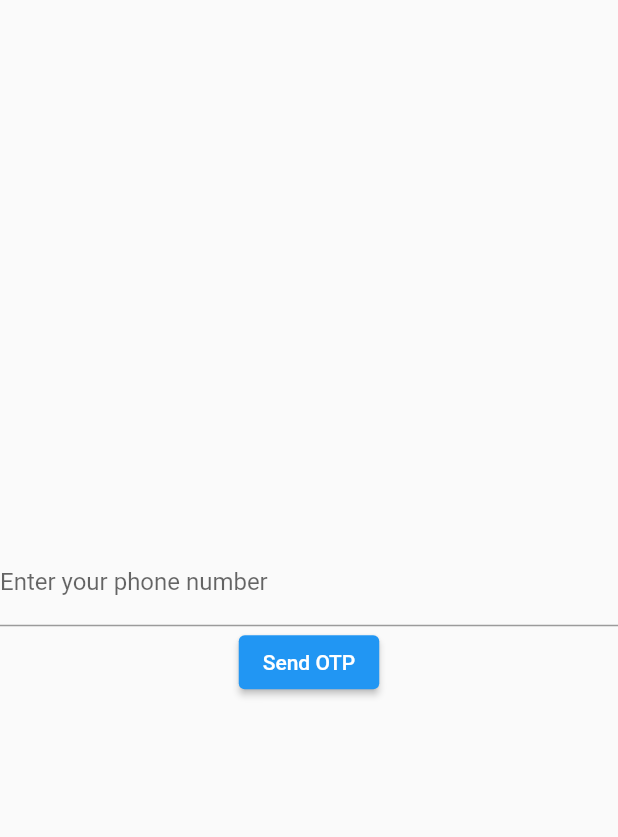
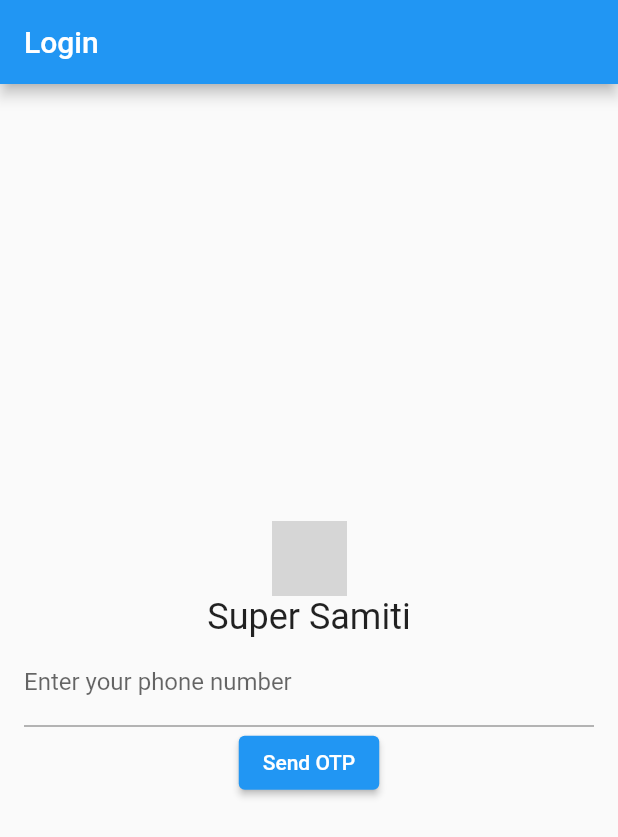
Before and after one commit to onubiswas/samiti-mobileapp, a Flutter app: the screen it shows after launch, on a phone screen of 412 x 824 dp. Shown: the top 837 px of the screen. Run offline on Flutter 3.47's test engine with Material 2 defaults, Android fonts, the phone set to English and light mode, and no system bars; our stand-ins replace shared_preferences; network calls fail; grey boxes are pictures that could not be loaded.

Commit message:
working v2

```diff
--- a/lib/main.dart
+++ b/lib/main.dart
@@ -145,13 +145,26 @@
  @override
   Widget build(BuildContext context) {
     return Scaffold(
+      appBar: AppBar(
+        title: Text('Login'),
+      ),
       body: Form(
         child: Stack(
           children: [
             Center(
+              child: Padding(
+                padding: const EdgeInsets.all(16.0),
                 child: Column(
                   mainAxisAlignment: MainAxisAlignment.center,
                   children: <Widget>[
+                    Image.network(
+                      'https://flutter.github.io/assets-for-api-docs/assets/widgets/owl-2.jpg', // replace this with the URL of your image
+                      height: 50,
+                    ),
+                    Text(
+                      'Super Samiti',
+                      style: Theme.of(context).textTheme.headline5,
+                    ),
                     if (_otpSent)
                       IconButton(
                         icon: Icon(Icons.arrow_back),
@@ -183,6 +196,7 @@
                         style: TextStyle(color: Colors.red),
                       ),
                   ],
+                ),
               ),
             ),
             if (_isLoading)
```
Lines whose indentation alone changed are shown as unchanged.
